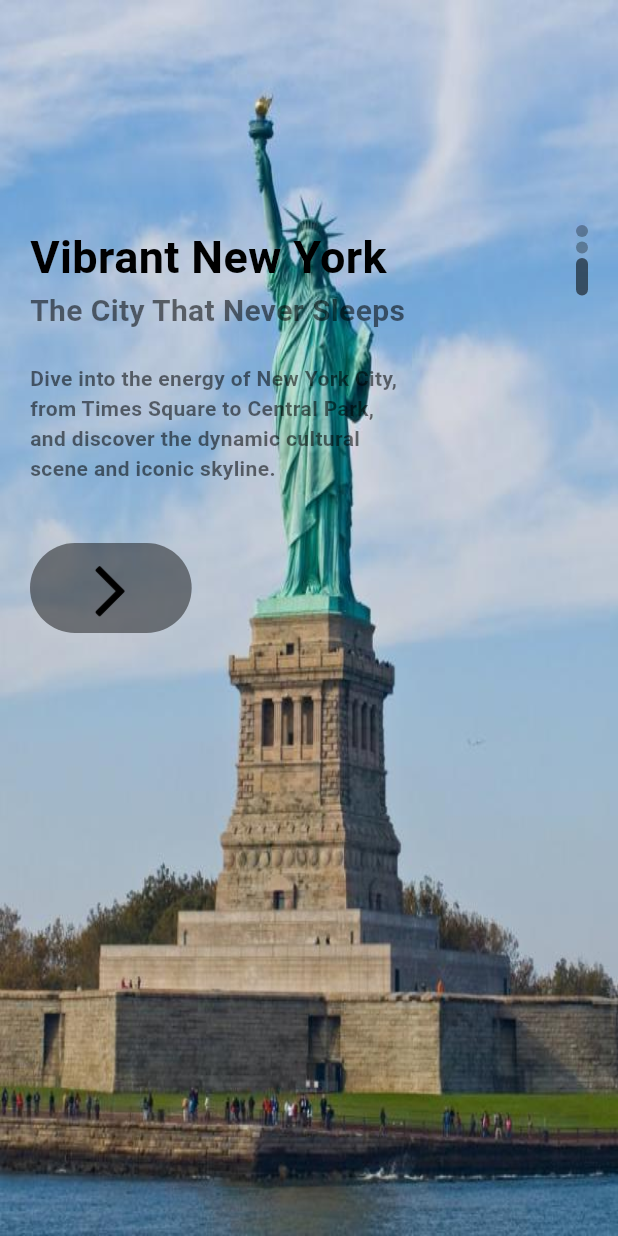
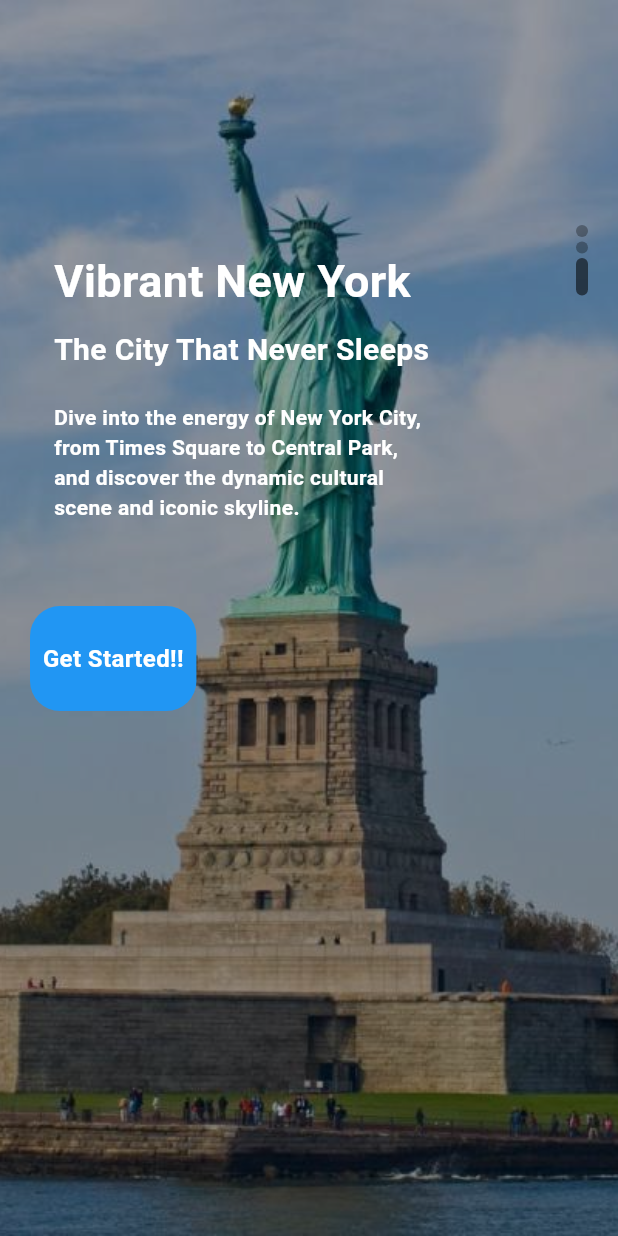
Before and after one commit to WilliamSiddhiKhangga/UAS-MoProg, a Flutter app: the screen it shows after launch, swiped to page 3, on a phone screen of 412 x 824 dp. Run offline on Flutter 3.47's test engine with Material 3 defaults, Android fonts, the phone set to English and light mode, and no system bars.

Commit message:
adjust welcome page

```diff
--- a/lib/pages/welcome_page.dart
+++ b/lib/pages/welcome_page.dart
@@ -11,8 +11,12 @@ class WelcomePage extends StatefulWidget {
   State<WelcomePage> createState() => _WelcomePageState();
 }
 
-class _WelcomePageState extends State<WelcomePage> {
+class _WelcomePageState extends State<WelcomePage>
+    with SingleTickerProviderStateMixin {
   PageController _pageController = PageController();
+  late AnimationController _animationController;
+  late Animation<Offset> _offsetAnimation;
+  int _currentIndex = 0;
 
   List images = [
     "fuji.png",
@@ -42,64 +46,96 @@ class _WelcomePageState extends State<WelcomePage> {
   ];
 
   @override
+  void initState() {
+    super.initState();
+    _animationController = AnimationController(
+      vsync: this,
+      duration: const Duration(seconds: 1),
+    )..repeat(reverse: true);
+
+    _offsetAnimation = Tween<Offset>(
+      begin: Offset(0, 0),
+      end: Offset(0, 0.2),
+    ).animate(CurvedAnimation(
+      parent: _animationController,
+      curve: Curves.easeInOut,
+    ));
+
+    _pageController.addListener(() {
+      setState(() {
+        _currentIndex = _pageController.page!.round();
+      });
+    });
+  }
+
+  @override
+  void dispose() {
+    _pageController.dispose();
+    _animationController.dispose();
+    super.dispose();
+  }
+
+  @override
   Widget build(BuildContext context) {
     return Scaffold(
-      body: PageView.builder(
+      body: Stack(
+        children: [
+          PageView.builder(
             controller: _pageController,
             scrollDirection: Axis.vertical,
             itemCount: images.length,
             itemBuilder: (context, index) {
-          return AnimatedBuilder(
-            animation: _pageController,
-            builder: (context, child) {
-              double scale = 1.0;
-              double opacity = 1.0;
-
-              if (_pageController.position.haveDimensions) {
-                double pageOffset = _pageController.page! - index;
-                scale = 1 - (pageOffset.abs() * 0.3); // Scaling effect
-                opacity = 1 - (pageOffset.abs() * 0.5); // Fade effect
-              }
-
-              return Opacity(
-                opacity: opacity.clamp(0.0, 1.0),
-                child: Transform.scale(
-                  scale: scale.clamp(0.7, 1.0),
-                  child: Container(
+              return Container(
                 width: double.maxFinite,
                 height: double.maxFinite,
                 decoration: BoxDecoration(
                   image: DecorationImage(
                     image: AssetImage("img/" + images[index]),
-                        fit: BoxFit.fill,
+                    fit: BoxFit.cover,
+                    colorFilter: ColorFilter.mode(
+                        Colors.black.withOpacity(0.3), BlendMode.darken),
                   ),
                 ),
                 child: Container(
-                      margin:
-                          const EdgeInsets.only(top: 150, left: 20, right: 20),
+                  margin: const EdgeInsets.only(top: 150, left: 20, right: 20),
                   child: Row(
                     mainAxisAlignment: MainAxisAlignment.spaceBetween,
                     children: [
                       Column(
                         crossAxisAlignment: CrossAxisAlignment.start,
                         children: [
+                          Container(
+                            width: MediaQuery.of(context).size.width * 0.8,
+                            padding: const EdgeInsets.all(16.0),
+                            child: Column(
+                              crossAxisAlignment: CrossAxisAlignment.start,
+                              children: [
                                 AppLargeText(
                                   text: content[index]["title"]!,
+                                  color: Colors.white,
                                 ),
+                                const SizedBox(height: 10),
                                 AppText(
                                   text: content[index]["subtitle"]!,
                                   size: 20,
+                                  color: Colors.white,
                                 ),
                                 const SizedBox(height: 20),
                                 SizedBox(
                                   width: 250,
                                   child: AppText(
                                     text: content[index]["description"]!,
-                                  color: Colors.black54,
+                                    color: Colors.white,
                                     size: 14,
                                   ),
                                 ),
+                              ],
+                            ),
+                          ),
                           const SizedBox(height: 40),
+                          if (index ==
+                              images.length -
+                                  1) // Hanya tampilkan di halaman terakhir
                             ResponsiveButton(
                               onPressed: () {
                                 Navigator.push(
@@ -117,10 +153,10 @@ class _WelcomePageState extends State<WelcomePage> {
                           return Container(
                             margin: const EdgeInsets.only(bottom: 3),
                             width: 8,
-                                height: index == indexDots ? 25 : 8,
+                            height: _currentIndex == indexDots ? 25 : 8,
                             decoration: BoxDecoration(
                               borderRadius: BorderRadius.circular(8),
-                                  color: index == indexDots
+                              color: _currentIndex == indexDots
                                   ? Colors.black54
                                   : Colors.black54.withOpacity(0.3),
                             ),
@@ -130,12 +166,27 @@ class _WelcomePageState extends State<WelcomePage> {
                     ],
                   ),
                 ),
+              );
+            },
+          ),
+          // Panah ke bawah dengan animasi, disembunyikan di halaman terakhir
+          if (_currentIndex != images.length - 1)
+            Positioned(
+              bottom: 20,
+              left: 0,
+              right: 0,
+              child: Center(
+                child: SlideTransition(
+                  position: _offsetAnimation,
+                  child: Icon(
+                    Icons.keyboard_arrow_down,
+                    color: Colors.white.withOpacity(0.7),
+                    size: 40,
                   ),
                 ),
-              );
-            },
-          );
-        },
+              ),
+            ),
+        ],
       ),
     );
   }
--- a/lib/widgets/responsive_button.dart
+++ b/lib/widgets/responsive_button.dart
@@ -1,32 +1,65 @@
-import 'package:flutter/cupertino.dart';
 import 'package:flutter/material.dart';
 
-class ResponsiveButton extends StatelessWidget {
+class ResponsiveButton extends StatefulWidget {
   final bool? isResponsive;
   final double? width;
-  final VoidCallback onPressed; // Tambahkan onPressed sebagai parameter
+  final VoidCallback onPressed;
 
-  ResponsiveButton({
+  const ResponsiveButton({
     this.width,
     this.isResponsive,
-    required this.onPressed, // Pastikan onPressed bersifat required
+    required this.onPressed,
     super.key,
   });
 
   @override
+  State<ResponsiveButton> createState() => _ResponsiveButtonState();
+}
+
+class _ResponsiveButtonState extends State<ResponsiveButton> {
+  bool _isPressed = false; // Menyimpan status apakah tombol sedang ditekan
+
+  @override
   Widget build(BuildContext context) {
-    return InkWell(
-      onTap: onPressed, // Atur onTap agar merespons sentuhan
-      child: Container(
-        height: 60,
-        decoration: BoxDecoration(
-          borderRadius: BorderRadius.circular(30),
-          color: Colors.black45,
-        ),
-        child: Row(
-          children: [
-            Image.asset("img/panah.png"),
-          ],
+    return GestureDetector(
+      onTapDown: (_) {
+        setState(() {
+          _isPressed = true; // Menyala saat tombol ditekan
+        });
+      },
+      onTapUp: (_) {
+        setState(() {
+          _isPressed = false; // Kembali normal setelah ditekan
+        });
+        widget.onPressed();
+      },
+      onTapCancel: () {
+        setState(() {
+          _isPressed = false; // Kembali normal jika tekan dibatalkan
+        });
+      },
+      child: AnimatedOpacity(
+        duration: Duration(milliseconds: 200),
+        opacity: _isPressed ? 0.7 : 1.0, // Mengatur opacity saat ditekan
+        child: Container(
+          height: 70,
+          width: widget.isResponsive == true
+              ? MediaQuery.of(context).size.width * 0.8
+              : widget.width,
+          decoration: BoxDecoration(
+            borderRadius: BorderRadius.circular(20),
+            color: Colors.blue, // Warna latar tombol
+          ),
+          child: Center(
+            child: Text(
+              '  Get Started!!  ',
+              style: TextStyle(
+                color: Colors.white,
+                fontSize: 16,
+                fontWeight: FontWeight.bold,
+              ),
+            ),
+          ),
         ),
       ),
     );
```
Lines whose indentation alone changed are shown as unchanged.
